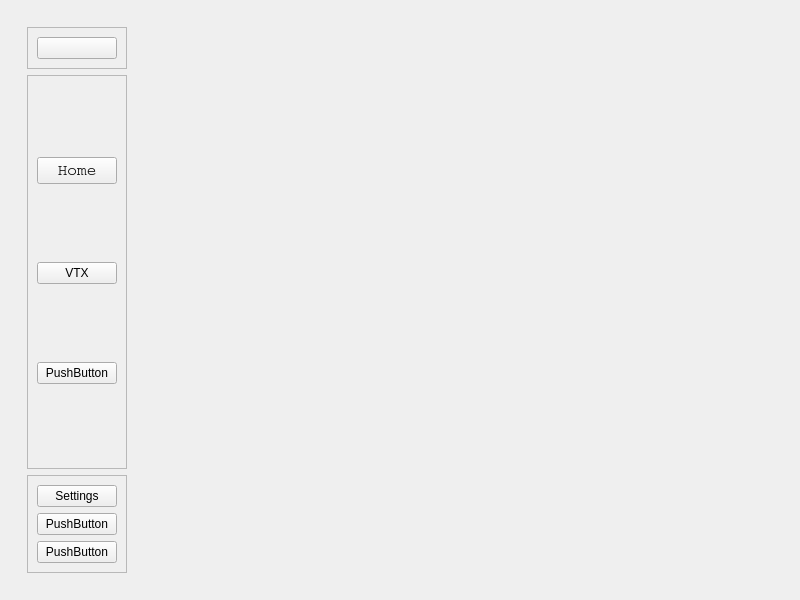
First picture: the form in ui/main_window.ui, repository Giieniox256/hdzero-programmer, before the edit.
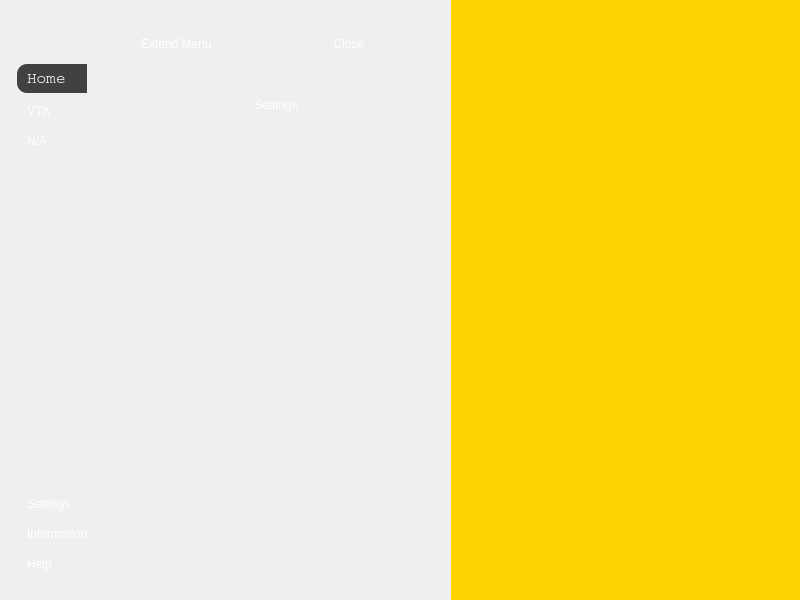
Second picture: the form after the edit. Icons and pictures are not drawn.

Diff of the .ui file:
```diff
--- a/ui/main_window.ui
+++ b/ui/main_window.ui
@@ -24,10 +24,20 @@
     <normaloff>:/icons/icons/HDZeroIcon.ico</normaloff>:/icons/icons/HDZeroIcon.ico</iconset>
   </property>
   <property name="styleSheet">
-   <string notr="true">QPushButton:hover{
-	background-color: rgb(22, 168, 0);
+   <string notr="true">*{
+	border: none;
+	background-color: transparent;
+	background: none;
+	padding: 5;
+	color: #fff;
 }
-</string>
+
+#leftMenuSubContainer QPushButton{
+	text-align: left;
+	padding: 5px, 5px 10px 10px;
+	border-top-left-radius: 10px;
+	border-bottom-left-radius: 10px;
+}</string>
   </property>
   <property name="iconSize">
    <size>
@@ -37,14 +47,62 @@
   </property>
   <widget class="QWidget" name="centralwidget">
    <layout class="QHBoxLayout" name="horizontalLayout">
+    <property name="spacing">
+     <number>0</number>
+    </property>
+    <property name="leftMargin">
+     <number>0</number>
+    </property>
+    <property name="topMargin">
+     <number>0</number>
+    </property>
+    <property name="rightMargin">
+     <number>0</number>
+    </property>
+    <property name="bottomMargin">
+     <number>0</number>
+    </property>
     <item>
      <widget class="QWidget" name="leftMenuContainer" native="true">
       <layout class="QVBoxLayout" name="verticalLayout">
+       <property name="leftMargin">
+        <number>3</number>
+       </property>
+       <property name="topMargin">
+        <number>0</number>
+       </property>
+       <property name="rightMargin">
+        <number>0</number>
+       </property>
+       <property name="bottomMargin">
+        <number>0</number>
+       </property>
        <item alignment="Qt::AlignmentFlag::AlignLeft">
         <widget class="QWidget" name="leftMenuSubContainer" native="true">
+         <property name="sizePolicy">
+          <sizepolicy hsizetype="Preferred" vsizetype="Preferred">
+           <horstretch>0</horstretch>
+           <verstretch>0</verstretch>
+          </sizepolicy>
+         </property>
+         <property name="minimumSize">
+          <size>
+           <width>0</width>
+           <height>0</height>
+          </size>
+         </property>
          <layout class="QVBoxLayout" name="verticalLayout_2">
           <item alignment="Qt::AlignmentFlag::AlignTop">
            <widget class="QFrame" name="frame">
+            <property name="sizePolicy">
+             <sizepolicy hsizetype="Preferred" vsizetype="Preferred">
+              <horstretch>0</horstretch>
+              <verstretch>0</verstretch>
+             </sizepolicy>
+            </property>
+            <property name="toolTip">
+             <string>Menu</string>
+            </property>
             <property name="frameShape">
              <enum>QFrame::Shape::StyledPanel</enum>
             </property>
@@ -52,8 +110,23 @@
              <enum>QFrame::Shadow::Raised</enum>
             </property>
             <layout class="QVBoxLayout" name="verticalLayout_3">
+             <property name="leftMargin">
+              <number>0</number>
+             </property>
+             <property name="topMargin">
+              <number>0</number>
+             </property>
+             <property name="rightMargin">
+              <number>0</number>
+             </property>
+             <property name="bottomMargin">
+              <number>0</number>
+             </property>
              <item>
               <widget class="QPushButton" name="btn_menu">
+               <property name="toolTip">
+                <string>Menu</string>
+               </property>
                <property name="autoFillBackground">
                 <bool>false</bool>
                </property>
@@ -66,8 +139,8 @@
                </property>
                <property name="iconSize">
                 <size>
-                 <width>32</width>
-                 <height>32</height>
+                 <width>24</width>
+                 <height>24</height>
                 </size>
                </property>
               </widget>
@@ -78,7 +151,7 @@
           <item>
            <widget class="QFrame" name="frame_2">
             <property name="sizePolicy">
-             <sizepolicy hsizetype="Preferred" vsizetype="Expanding">
+             <sizepolicy hsizetype="Preferred" vsizetype="Preferred">
               <horstretch>0</horstretch>
               <verstretch>0</verstretch>
              </sizepolicy>
@@ -90,8 +163,20 @@
              <enum>QFrame::Shadow::Raised</enum>
             </property>
             <layout class="QVBoxLayout" name="verticalLayout_4">
+             <property name="leftMargin">
+              <number>0</number>
+             </property>
+             <property name="topMargin">
+              <number>10</number>
+             </property>
+             <property name="rightMargin">
+              <number>0</number>
+             </property>
+             <property name="bottomMargin">
+              <number>0</number>
+             </property>
              <item>
-              <widget class="QPushButton" name="pushButton_3">
+              <widget class="QPushButton" name="btn_left_sidebar_home">
                <property name="font">
                 <font>
                  <family>Courier</family>
@@ -99,6 +184,12 @@
                  <bold>false</bold>
                 </font>
                </property>
+               <property name="toolTip">
+                <string>Home</string>
+               </property>
+               <property name="styleSheet">
+                <string notr="true">background: rgb(65, 65, 65);</string>
+               </property>
                <property name="text">
                 <string>Home</string>
                </property>
@@ -115,7 +206,10 @@
               </widget>
              </item>
              <item>
-              <widget class="QPushButton" name="pushButton_2">
+              <widget class="QPushButton" name="btn_left_sidebar_vtx">
+               <property name="toolTip">
+                <string>VTX</string>
+               </property>
                <property name="text">
                 <string>VTX</string>
                </property>
@@ -134,17 +228,36 @@
              <item>
               <widget class="QPushButton" name="pushButton_4">
                <property name="text">
-                <string>PushButton</string>
+                <string>N/A</string>
                </property>
                <property name="icon">
                 <iconset>
                  <normaloff>:/icons/tg/HDZeroIcon.ico</normaloff>:/icons/tg/HDZeroIcon.ico</iconset>
                </property>
+               <property name="iconSize">
+                <size>
+                 <width>24</width>
+                 <height>24</height>
+                </size>
+               </property>
               </widget>
              </item>
             </layout>
            </widget>
           </item>
+          <item>
+           <spacer name="verticalSpacer">
+            <property name="orientation">
+             <enum>Qt::Orientation::Vertical</enum>
+            </property>
+            <property name="sizeHint" stdset="0">
+             <size>
+              <width>20</width>
+              <height>40</height>
+             </size>
+            </property>
+           </spacer>
+          </item>
           <item alignment="Qt::AlignmentFlag::AlignBottom">
            <widget class="QFrame" name="frame_3">
             <property name="frameShape">
@@ -154,8 +267,23 @@
              <enum>QFrame::Shadow::Raised</enum>
             </property>
             <layout class="QVBoxLayout" name="verticalLayout_5">
+             <property name="leftMargin">
+              <number>0</number>
+             </property>
+             <property name="topMargin">
+              <number>10</number>
+             </property>
+             <property name="rightMargin">
+              <number>0</number>
+             </property>
+             <property name="bottomMargin">
+              <number>10</number>
+             </property>
              <item>
-              <widget class="QPushButton" name="pushButton_5">
+              <widget class="QPushButton" name="btn_left_sidebar_settings">
+               <property name="toolTip">
+                <string>Settings</string>
+               </property>
                <property name="text">
                 <string>Settings</string>
                </property>
@@ -174,15 +302,35 @@
              <item>
               <widget class="QPushButton" name="pushButton_6">
                <property name="text">
-                <string>PushButton</string>
+                <string>Information</string>
+               </property>
+               <property name="icon">
+                <iconset resource="../resource/resources.qrc">
+                 <normaloff>:/icons/icons/alert-circle.svg</normaloff>:/icons/icons/alert-circle.svg</iconset>
+               </property>
+               <property name="iconSize">
+                <size>
+                 <width>24</width>
+                 <height>24</height>
+                </size>
                </property>
               </widget>
              </item>
              <item>
               <widget class="QPushButton" name="pushButton_7">
                <property name="text">
-                <string>PushButton</string>
+                <string>Help</string>
                </property>
+               <property name="icon">
+                <iconset resource="../resource/resources.qrc">
+                 <normaloff>:/icons/icons/help-circle.svg</normaloff>:/icons/icons/help-circle.svg</iconset>
+               </property>
+               <property name="iconSize">
+                <size>
+                 <width>24</width>
+                 <height>24</height>
+                </size>
+               </property>
               </widget>
              </item>
             </layout>
@@ -194,13 +342,110 @@
       </layout>
      </widget>
     </item>
+    <item>
+     <widget class="QWidget" name="centerMenuContainer" native="true">
+      <layout class="QVBoxLayout" name="verticalLayout_6">
+       <item>
+        <widget class="QWidget" name="centerMenuSubContainer" native="true">
+         <layout class="QVBoxLayout" name="verticalLayout_7">
+          <item>
+           <widget class="QFrame" name="frame_4">
+            <property name="frameShape">
+             <enum>QFrame::Shape::StyledPanel</enum>
+            </property>
+            <property name="frameShadow">
+             <enum>QFrame::Shadow::Raised</enum>
+            </property>
+            <layout class="QHBoxLayout" name="horizontalLayout_2">
+             <item>
+              <widget class="QLabel" name="label_info_extended_bmenu">
+               <property name="text">
+                <string>Extend Menu</string>
+               </property>
+              </widget>
+             </item>
+             <item>
+              <widget class="QPushButton" name="btn_more_close">
+               <property name="text">
+                <string>Close</string>
+               </property>
+               <property name="icon">
+                <iconset resource="../resource/resources.qrc">
+                 <normaloff>:/icons/icons/x-circle.svg</normaloff>:/icons/icons/x-circle.svg</iconset>
+               </property>
+              </widget>
+             </item>
+            </layout>
+           </widget>
+          </item>
+          <item>
+           <widget class="QStackedWidget" name="stackedWidget">
+            <widget class="QWidget" name="page">
+             <layout class="QVBoxLayout" name="verticalLayout_8">
+              <item>
+               <widget class="QLabel" name="label_extended_menu_settings">
+                <property name="text">
+                 <string>Settings</string>
+                </property>
+                <property name="alignment">
+                 <set>Qt::AlignmentFlag::AlignHCenter|Qt::AlignmentFlag::AlignTop</set>
+                </property>
+               </widget>
+              </item>
+             </layout>
+            </widget>
+            <widget class="QWidget" name="page_2">
+             <layout class="QVBoxLayout" name="verticalLayout_9">
+              <item>
+               <widget class="QLabel" name="label_extended_menu_information">
+                <property name="text">
+                 <string>Information</string>
+                </property>
+                <property name="alignment">
+                 <set>Qt::AlignmentFlag::AlignHCenter|Qt::AlignmentFlag::AlignTop</set>
+                </property>
+               </widget>
+              </item>
+             </layout>
+            </widget>
+            <widget class="QWidget" name="page_3">
+             <layout class="QVBoxLayout" name="verticalLayout_10">
+              <item>
+               <widget class="QLabel" name="label_extended_menu_help">
+                <property name="text">
+                 <string>Help</string>
+                </property>
+                <property name="alignment">
+                 <set>Qt::AlignmentFlag::AlignHCenter|Qt::AlignmentFlag::AlignTop</set>
+                </property>
+               </widget>
+              </item>
+             </layout>
+            </widget>
+           </widget>
+          </item>
+         </layout>
+        </widget>
+       </item>
+      </layout>
+     </widget>
+    </item>
     <item>
      <widget class="QWidget" name="mainBodyContainer" native="true">
+      <property name="sizePolicy">
+       <sizepolicy hsizetype="Expanding" vsizetype="Preferred">
+        <horstretch>0</horstretch>
+        <verstretch>0</verstretch>
+       </sizepolicy>
+      </property>
       <property name="font">
        <font>
         <bold>true</bold>
        </font>
       </property>
+      <property name="styleSheet">
+       <string notr="true">background-color: rgb(255, 213, 1);</string>
+      </property>
      </widget>
     </item>
    </layout>
```
